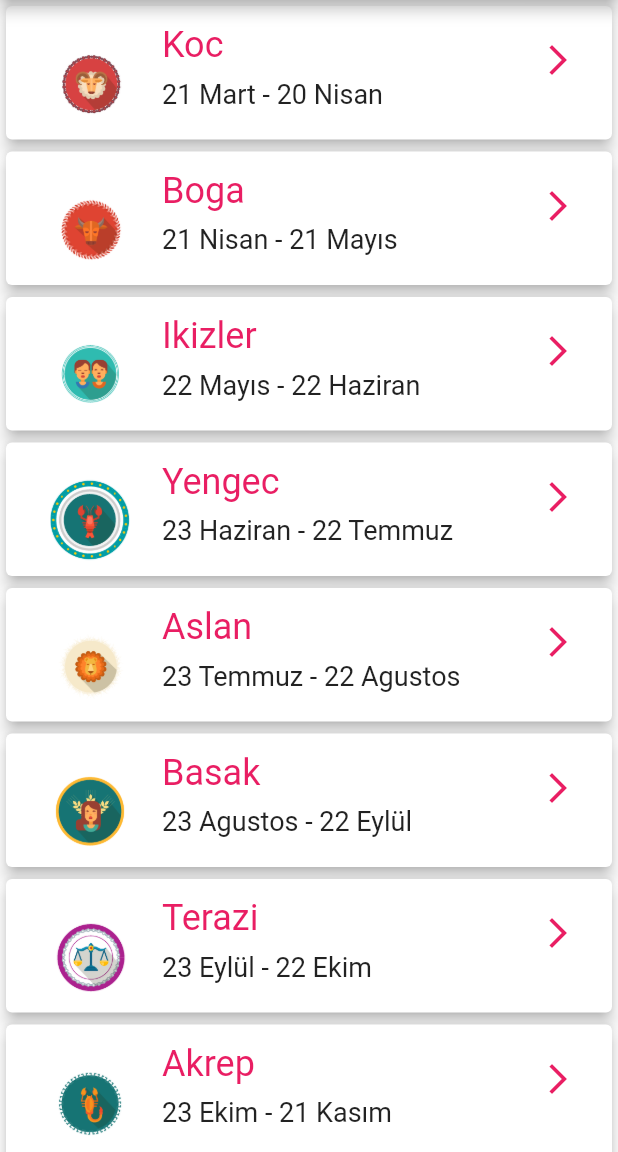
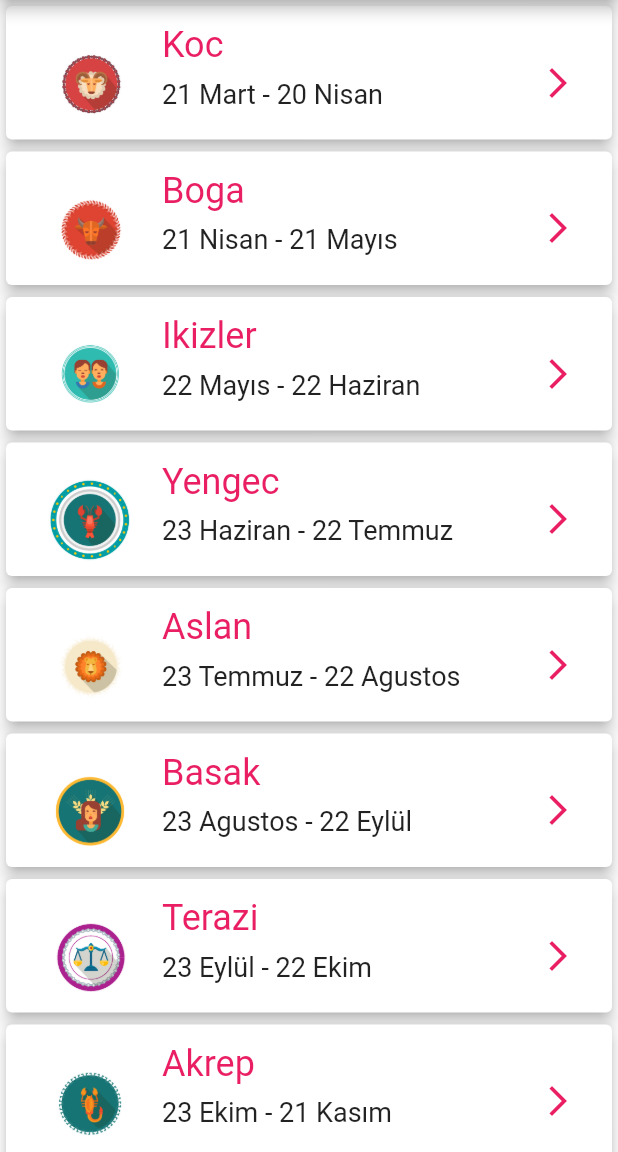
Before and after one commit to Xlarchs/burc-rehberi, a Flutter app: the screen it shows after launch, on a phone screen of 412 x 824 dp, the part 84-1236 px from its top. Run offline on Flutter 3.47's test engine with Material 2 defaults, Android fonts, the phone set to English and light mode, and no system bars; our stand-ins replace palette_generator.

Commit message:
son düzenlemeler yapıldı.

```diff
--- a/lib/burc_liste.dart
+++ b/lib/burc_liste.dart
@@ -73,9 +73,12 @@ class BurcListesi extends StatelessWidget {
                 ),
               ),
             ),
-            trailing: Icon(
-              Icons.arrow_forward_ios,
-              color: Colors.pink,
+            trailing: Padding(
+              padding: const EdgeInsets.symmetric(vertical: 15),
+              child: Icon(
+                Icons.arrow_forward_ios,
+                color: Colors.pink,
+              ),
             ),
           ),
         ));
--- a/lib/main.dart
+++ b/lib/main.dart
@@ -8,7 +8,6 @@ class MyApp extends StatelessWidget {
   @override
   Widget build(BuildContext context) {
     return MaterialApp(
-      debugShowCheckedModeBanner: false,
       title: "Burç Rehberi",
       initialRoute: "/BurcListesi",
       routes: {
--- a/pubspec.yaml
+++ b/pubspec.yaml
@@ -21,6 +21,8 @@ environment:
   sdk: ">=2.7.0 <3.0.0"
 
 dependencies:
+  palette_generator: ^0.2.3
+
   flutter:
     sdk: flutter
 
```
Also changed, not shown: lib/burc_detay.dart (+33 -4 lines).
